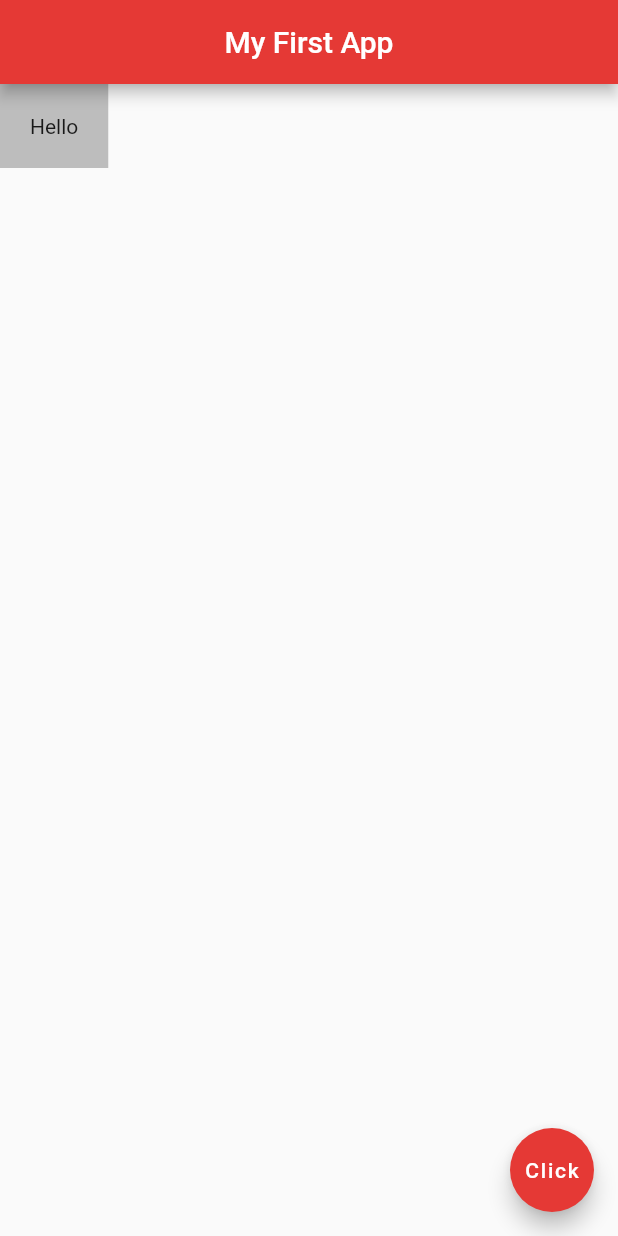
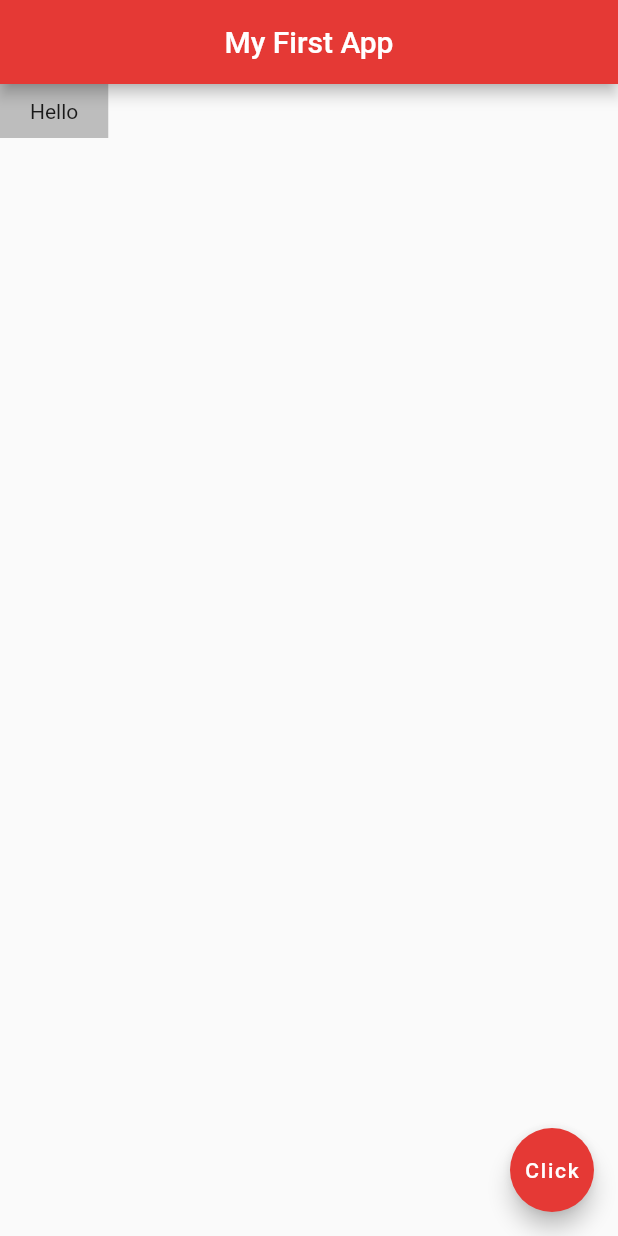
Before and after one commit to bodoganabel/flutter_first_test, a Flutter app: the screen it shows after launch, on a phone screen of 412 x 824 dp. Run offline on Flutter 3.47's test engine with Material 2 defaults, Android fonts, the light colour scheme and no system bars.

Commit message:
Padding Symmetric2

```diff
--- a/lib/main.dart
+++ b/lib/main.dart
@@ -14,7 +14,7 @@ class Home extends StatelessWidget {
         backgroundColor: Colors.red[600],
       ),
       body: Container(
-        padding: EdgeInsets.all(20.0),
+        padding: EdgeInsets.symmetric(horizontal: 20, vertical: 10),
         color: Colors.grey[400],
         child: Text('Hello'),
           ),
```
